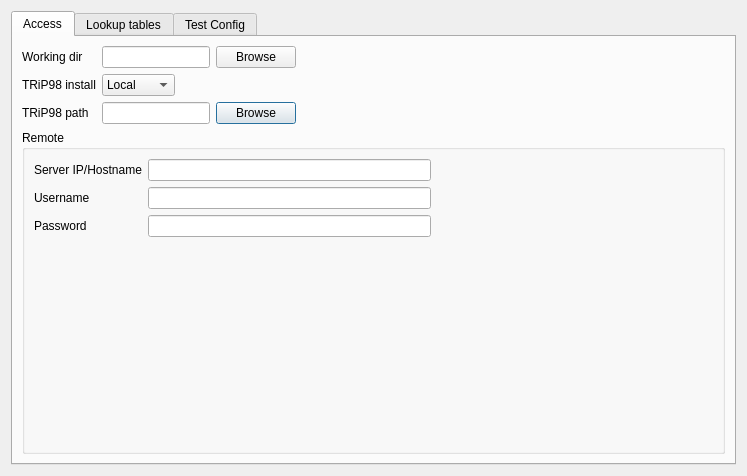
The window that pytripgui/view/trip_config.ui (pytrip/pytripgui) describes before a commit, drawn with Qt 5.
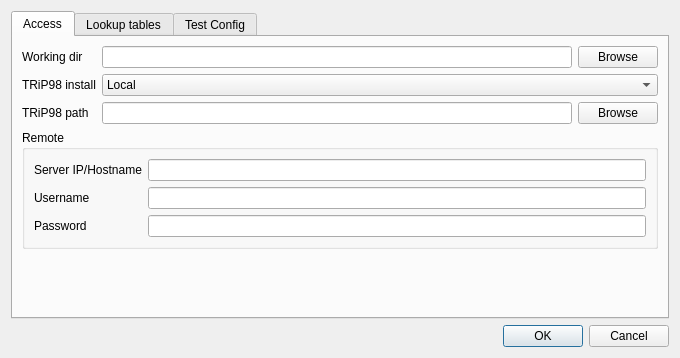
The same window after the commit.

Commit message:
Adding trip config to GUI (#208)
* Trip config ui refactor

* Add OK, Cancel buttons

* Adding core code

* Adding _init_ code

* add disable unimplemented

* Adding logic to browse buttons

* fix: Continuation line over-indented for hanging indent (E126)

* fix: E303 too many blank lines

* connect config_vc with app

Patch:
```diff
--- a/pytripgui/view/trip_config.ui
+++ b/pytripgui/view/trip_config.ui
@@ -6,8 +6,8 @@
    <rect>
     <x>0</x>
     <y>0</y>
-    <width>747</width>
-    <height>476</height>
+    <width>680</width>
+    <height>358</height>
    </rect>
   </property>
   <property name="windowTitle">
@@ -23,147 +23,122 @@
       <attribute name="title">
        <string>Access</string>
       </attribute>
-      <layout class="QGridLayout" name="gridLayout">
+      <layout class="QFormLayout" name="formLayout_2">
        <item row="1" column="0">
-        <widget class="QLabel" name="label">
-         <property name="text">
-          <string>TRiP98 install</string>
-         </property>
-        </widget>
-       </item>
-       <item row="2" column="1" colspan="2">
-        <widget class="QLineEdit" name="lineEdit_trippath"/>
-       </item>
-       <item row="2" column="3">
-        <widget class="QPushButton" name="pushButton_browsetrippath">
-         <property name="text">
-          <string>Browse</string>
-         </property>
-        </widget>
-       </item>
-       <item row="0" column="0">
-        <widget class="QLabel" name="label_2">
+        <widget class="QLabel" name="wdirpath_label">
          <property name="text">
           <string>Working dir</string>
          </property>
         </widget>
        </item>
-       <item row="3" column="0" colspan="5">
-        <widget class="QGroupBox" name="groupBox">
+       <item row="1" column="1">
+        <layout class="QHBoxLayout" name="wdir_horizontalLayout">
+         <item>
+          <widget class="QLineEdit" name="wdirPath_lineEdit">
+           <property name="sizePolicy">
+            <sizepolicy hsizetype="Expanding" vsizetype="Fixed">
+             <horstretch>0</horstretch>
+             <verstretch>0</verstretch>
+            </sizepolicy>
+           </property>
+          </widget>
+         </item>
+         <item>
+          <widget class="QPushButton" name="wdirPath_pushButton">
+           <property name="text">
+            <string>Browse</string>
+           </property>
+          </widget>
+         </item>
+        </layout>
+       </item>
+       <item row="2" column="0">
+        <widget class="QLabel" name="tripAccess_label">
+         <property name="text">
+          <string>TRiP98 install</string>
+         </property>
+        </widget>
+       </item>
+       <item row="2" column="1">
+        <widget class="QComboBox" name="tripAccess_comboBox">
+         <item>
+          <property name="text">
+           <string>Local</string>
+          </property>
+         </item>
+         <item>
+          <property name="text">
+           <string>Remote</string>
+          </property>
+         </item>
+        </widget>
+       </item>
+       <item row="3" column="0">
+        <widget class="QLabel" name="tripPath_label">
+         <property name="text">
+          <string>TRiP98 path</string>
+         </property>
+        </widget>
+       </item>
+       <item row="3" column="1">
+        <layout class="QHBoxLayout" name="horizontalLayout_3">
+         <item>
+          <widget class="QLineEdit" name="tripPath_lineEdit"/>
+         </item>
+         <item>
+          <widget class="QPushButton" name="tripPath_pushButton">
+           <property name="text">
+            <string>Browse</string>
+           </property>
+          </widget>
+         </item>
+        </layout>
+       </item>
+       <item row="8" column="0" colspan="2">
+        <widget class="QGroupBox" name="remote_tab">
+         <property name="sizePolicy">
+          <sizepolicy hsizetype="Preferred" vsizetype="Maximum">
+           <horstretch>0</horstretch>
+           <verstretch>0</verstretch>
+          </sizepolicy>
+         </property>
          <property name="title">
           <string>Remote</string>
          </property>
-         <layout class="QGridLayout" name="gridLayout_4">
-          <item row="0" column="0">
-           <widget class="QLabel" name="label_4">
-            <property name="text">
-             <string>Server IP/Hostname</string>
-            </property>
-           </widget>
-          </item>
+         <layout class="QFormLayout" name="formLayout">
           <item row="0" column="1">
-           <widget class="QLineEdit" name="lineEdit_server"/>
-          </item>
-          <item row="0" column="2" rowspan="2">
-           <spacer name="horizontalSpacer_8">
-            <property name="orientation">
-             <enum>Qt::Horizontal</enum>
-            </property>
-            <property name="sizeHint" stdset="0">
-             <size>
-              <width>245</width>
-              <height>20</height>
-             </size>
-            </property>
-           </spacer>
+           <widget class="QLineEdit" name="serverip_lineEdit"/>
           </item>
           <item row="1" column="0">
-           <widget class="QLabel" name="label_5">
+           <widget class="QLabel" name="username_label">
             <property name="text">
              <string>Username</string>
             </property>
            </widget>
           </item>
           <item row="1" column="1">
-           <widget class="QLineEdit" name="lineEdit_username"/>
+           <widget class="QLineEdit" name="username_lineEdit"/>
           </item>
           <item row="2" column="0">
-           <widget class="QLabel" name="label_6">
+           <widget class="QLabel" name="password_label">
             <property name="text">
              <string>Password</string>
             </property>
            </widget>
           </item>
           <item row="2" column="1">
-           <widget class="QLineEdit" name="lineEdit_password"/>
+           <widget class="QLineEdit" name="password_lineEdit"/>
           </item>
-          <item row="3" column="0">
-           <spacer name="verticalSpacer_3">
-            <property name="orientation">
-             <enum>Qt::Vertical</enum>
+          <item row="0" column="0">
+           <widget class="QLabel" name="serverip_label">
+            <property name="text">
+             <string>Server IP/Hostname</string>
             </property>
-            <property name="sizeHint" stdset="0">
-             <size>
-              <width>20</width>
-              <height>40</height>
-             </size>
-            </property>
-           </spacer>
+           </widget>
           </item>
          </layout>
         </widget>
        </item>
-       <item row="1" column="1">
-        <widget class="QComboBox" name="comboBox">
-         <item>
-          <property name="text">
-           <string>Local</string>
-          </property>
-         </item>
-         <item>
-          <property name="text">
-           <string>Remote</string>
-          </property>
-         </item>
-        </widget>
-       </item>
-       <item row="2" column="0">
-        <widget class="QLabel" name="label_3">
-         <property name="text">
-          <string>TRiP98 path</string>
-         </property>
-        </widget>
-       </item>
-       <item row="0" column="1" colspan="2">
-        <widget class="QLineEdit" name="lineEdit_wdir">
-         <property name="sizePolicy">
-          <sizepolicy hsizetype="Expanding" vsizetype="Fixed">
-           <horstretch>0</horstretch>
-           <verstretch>0</verstretch>
-          </sizepolicy>
-         </property>
-        </widget>
-       </item>
-       <item row="0" column="3">
-        <widget class="QPushButton" name="pushButton_browsewdir">
-         <property name="text">
-          <string>Browse</string>
-         </property>
-        </widget>
-       </item>
-       <item row="0" column="4">
-        <spacer name="horizontalSpacer_4">
-         <property name="orientation">
-          <enum>Qt::Horizontal</enum>
-         </property>
-         <property name="sizeHint" stdset="0">
-          <size>
-           <width>40</width>
-           <height>20</height>
-          </size>
-         </property>
-        </spacer>
-       </item>
       </layout>
      </widget>
      <widget class="QWidget" name="tab_lut">
@@ -178,38 +153,9 @@
          </property>
         </widget>
        </item>
-       <item row="0" column="1" colspan="2">
-        <spacer name="horizontalSpacer_6">
-         <property name="orientation">
-          <enum>Qt::Horizontal</enum>
-         </property>
-         <property name="sizeHint" stdset="0">
-          <size>
-           <width>359</width>
-           <height>20</height>
-          </size>
-         </property>
-        </spacer>
-       </item>
-       <item row="1" column="0">
-        <widget class="QLineEdit" name="lineEdit_hlut"/>
-       </item>
-       <item row="1" column="2">
-        <spacer name="horizontalSpacer_2">
-         <property name="orientation">
-          <enum>Qt::Horizontal</enum>
-         </property>
-         <property name="sizeHint" stdset="0">
-          <size>
-           <width>274</width>
-           <height>20</height>
-          </size>
-         </property>
-        </spacer>
-       </item>
-       <item row="2" column="0">
-        <widget class="QLabel" name="label_12">
-         <property name="text">
+       <item>
+        <widget class="QGroupBox" name="groupBox">
+         <property name="title">
           <string>Stopping power table (dE/dx)</string>
          </property>
         </widget>
@@ -319,6 +265,13 @@
      </widget>
     </widget>
    </item>
+   <item>
+    <widget class="QDialogButtonBox" name="accept_buttonBox">
+     <property name="standardButtons">
+      <set>QDialogButtonBox::Cancel|QDialogButtonBox::Ok</set>
+     </property>
+    </widget>
+   </item>
   </layout>
  </widget>
  <resources/>
```
Left out of the diff: 189 changed lines with no effect on the pictures. The commit also changes 6 other files.
